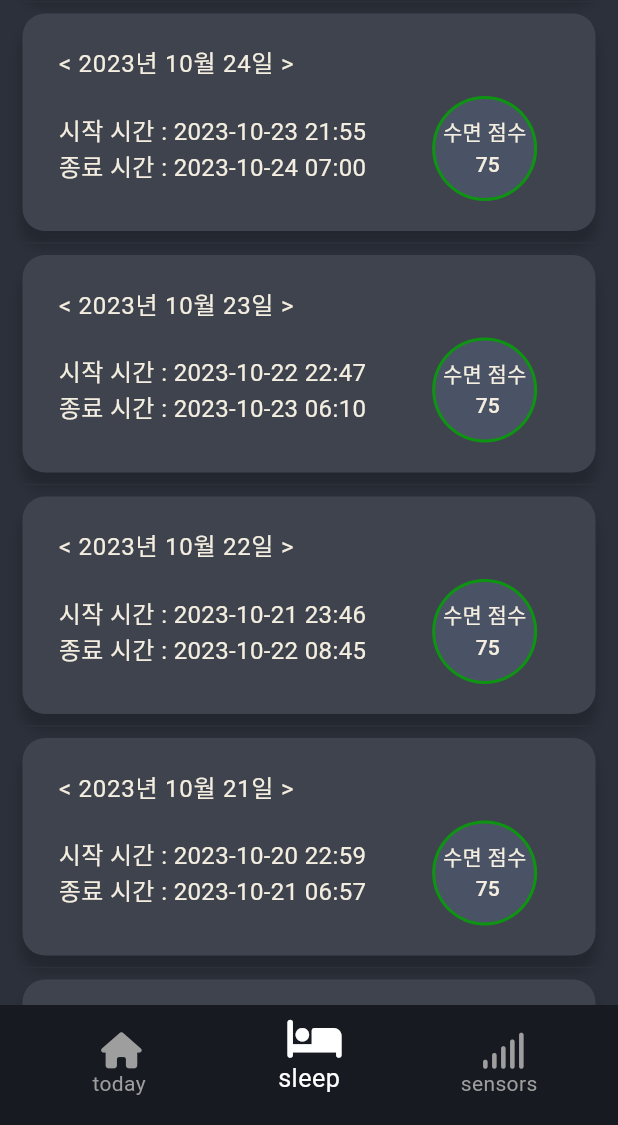
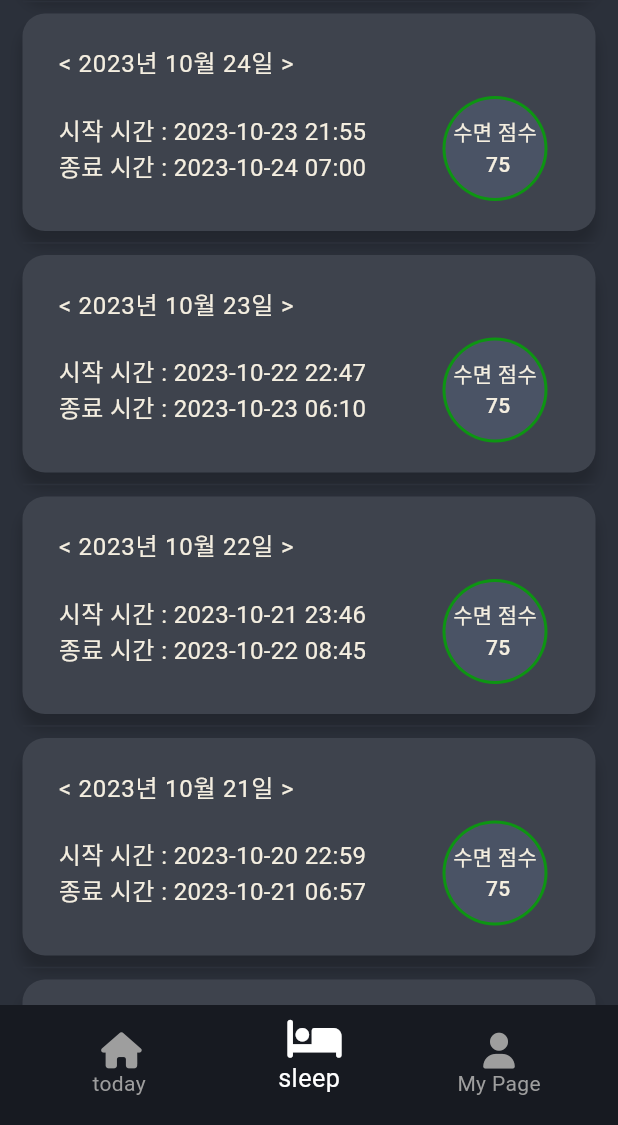
Before and after one commit to CreatorSean/JalJaYo_Dream__Client, a Flutter app: the HomeScreen screen opened by its route, item 2 of the bottom bar chosen, scrolled down 1152 dp, on a phone screen of 412 x 824 dp, the part 111-1236 px from its top. Run offline on Flutter 3.47's test engine with Material 3 defaults, Android fonts, the light colour scheme and no system bars; drawn by our look-alikes of flutter_animate; our stand-ins replace fl_chart, flutter_blue_plus, flutter_riverpod, font_awesome_flutter, go_router, lottie.

Commit message:
add : My Page

```diff
--- a/lib/common/main_navigator_screen.dart
+++ b/lib/common/main_navigator_screen.dart
@@ -39,8 +39,8 @@ class _MainNavigatorState extends State<MainNavigator> {
             onTap: () => widget.changeFunc(1),
           ),
           NavigationTab(
-            name: 'sensors',
-            icon: FontAwesomeIcons.signal,
+            name: 'My Page',
+            icon: FontAwesomeIcons.solidUser,
             page: widget.page,
             selected: widget.page == 2,
             onTap: () => widget.changeFunc(2),
--- a/lib/feature/home/view/home_screen.dart
+++ b/lib/feature/home/view/home_screen.dart
@@ -2,6 +2,7 @@ import 'package:flutter/material.dart';
 import 'package:flutter_animate/flutter_animate.dart';
 import 'package:jaljayo/common/main_app_bar.dart';
 import 'package:jaljayo/common/main_navigator_screen.dart';
+import 'package:jaljayo/feature/myPage/view/myPage_screen.dart';
 import 'package:jaljayo/feature/sensors/views/sensor_screen.dart';
 import 'package:jaljayo/feature/sleep_analysis/view/sleep_analysis_screen.dart';
 import 'package:jaljayo/feature/today_sleep/view/today_sleep_screen.dart';
@@ -46,14 +47,14 @@ class _HomeScreenState extends State<HomeScreen> {
       appBar: MainAppBar(
         title: getTitle(_currentPage),
       ),
-      backgroundColor: const Color(0xFFd3d3d3),
+      backgroundColor: const Color(0xFF2B303A),
       body: PageView(
         controller: _pageController,
         onPageChanged: changePage,
         children: const [
           TodaySleepScreen(),
           SleepAnalysisScreen(),
-          SensorScreen(),
+          MyPageScreen(),
         ],
       ),
       bottomNavigationBar: MainNavigator(
--- a/lib/feature/sleep_analysis/view/sleep_analysis_screen.dart
+++ b/lib/feature/sleep_analysis/view/sleep_analysis_screen.dart
@@ -128,6 +128,7 @@ Widget dataItem(int idx, BuildContext context, SleepDataModel sleep) {
       subtitle: Padding(
         padding: const EdgeInsets.only(top: 10),
         child: Row(
+          mainAxisAlignment: MainAxisAlignment.spaceBetween,
           children: [
             Column(
               mainAxisAlignment: MainAxisAlignment.end,
@@ -156,7 +157,6 @@ Widget dataItem(int idx, BuildContext context, SleepDataModel sleep) {
                 ),
               ],
             ),
-            Gaps.h44,
             CircleAvatar(
               radius: 35,
               backgroundColor: const Color(0xff0D9512),
```
Also changed, not shown: lib/feature/myPage/view/myPage_screen.dart (added, +16 -0 lines).
